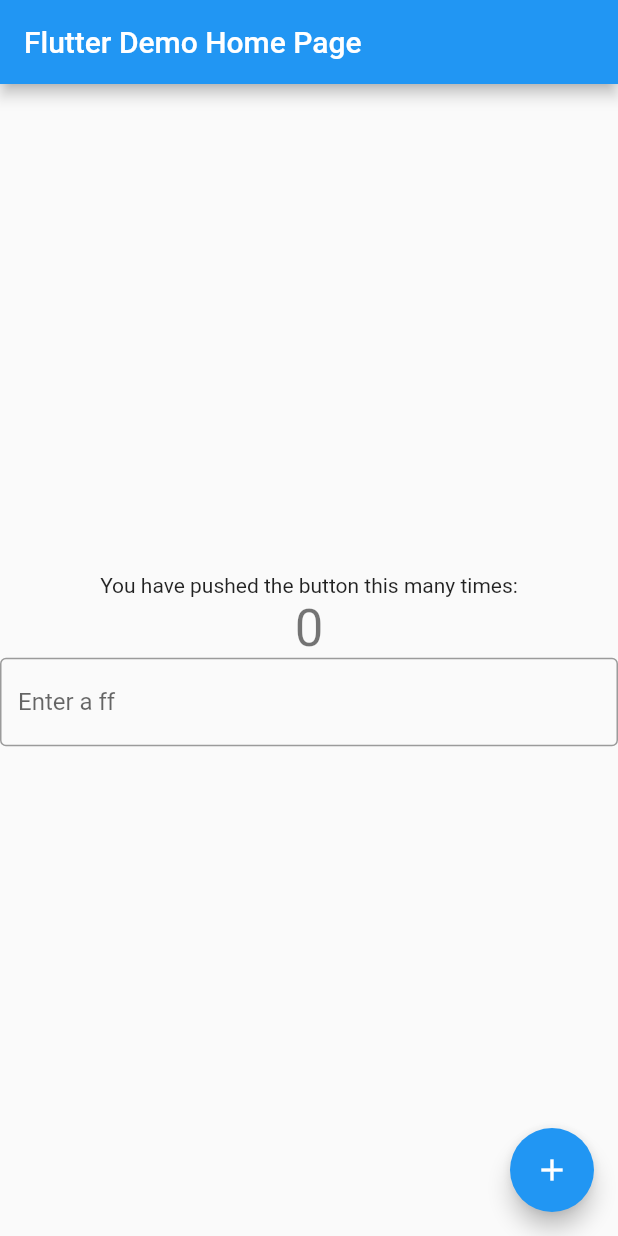
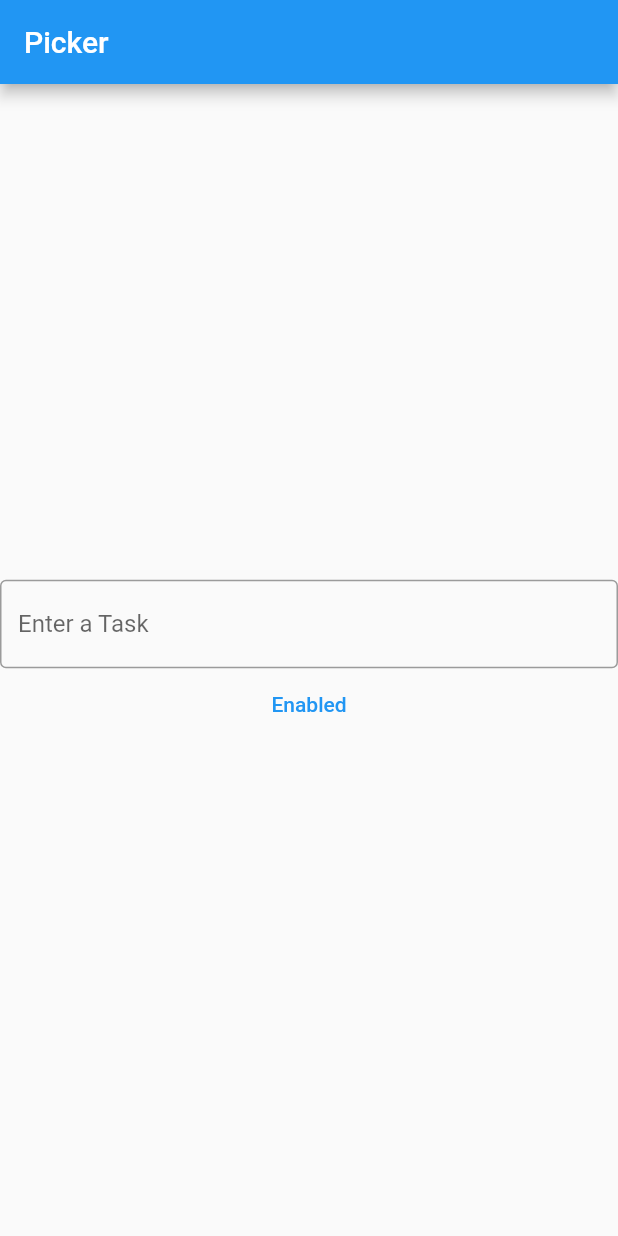
Before and after one commit to spapbp/randomPicker, a Flutter app: the screen it shows after launch, on a phone screen of 412 x 824 dp. Run offline on Flutter 3.47's test engine with Material 2 defaults, Android fonts, the light colour scheme and no system bars.

Commit message:
add button

```diff
--- a/lib/main.dart
+++ b/lib/main.dart
@@ -11,7 +11,7 @@
   @override
   Widget build(BuildContext context) {
     return MaterialApp(
-      title: 'Flutter Demo',
+      title: 'Picker',
       theme: ThemeData(
         // This is the theme of your application.
         //
@@ -24,7 +24,7 @@
         // is not restarted.
         primarySwatch: Colors.blue,
       ),
-      home: const MyHomePage(title: 'Flutter Demo Home Page'),
+      home: const MyHomePage(title: 'Picker'),
     );
   }
 }
@@ -48,19 +48,6 @@
 }
 
 class _MyHomePageState extends State<MyHomePage> {
-  int _counter = 0;
-
-  void _incrementCounter() {
-    setState(() {
-      // This call to setState tells the Flutter framework that something has
-      // changed in this State, which causes it to rerun the build method below
-      // so that the display can reflect the updated values. If we changed
-      // _counter without calling setState(), then the build method would not be
-      // called again, and so nothing would appear to happen.
-      _counter++;
-    });
-  }
-
   @override
   Widget build(BuildContext context) {
     // This method is rerun every time setState is called, for instance as done
@@ -79,43 +66,17 @@
         // Center is a layout widget. It takes a single child and positions it
         // in the middle of the parent.
         child: Column(
-          // Column is also a layout widget. It takes a list of children and
-          // arranges them vertically. By default, it sizes itself to fit its
-          // children horizontally, and tries to be as tall as its parent.
-          //
-          // Invoke "debug painting" (press "p" in the console, choose the
-          // "Toggle Debug Paint" action from the Flutter Inspector in Android
-          // Studio, or the "Toggle Debug Paint" command in Visual Studio Code)
-          // to see the wireframe for each widget.
-          //
-          // Column has various properties to control how it sizes itself and
-          // how it positions its children. Here we use mainAxisAlignment to
-          // center the children vertically; the main axis here is the vertical
-          // axis because Columns are vertical (the cross axis would be
-          // horizontal).
           mainAxisAlignment: MainAxisAlignment.center,
-          children: <Widget>[
-            const Text(
-              'You have pushed the button this many times:',
-            ),
-            Text(
-              '$_counter',
-              style: Theme.of(context).textTheme.headline4,
-            ),
+          children: [
             const TextField(
-              decoration: InputDecoration(
-                border: OutlineInputBorder(),
-                hintText: 'Enter a ff'
-              )
-            )
+                decoration: InputDecoration(
+                    border: OutlineInputBorder(), hintText: 'Enter a Task')),
+            TextButton(onPressed: () {}, child: const Text("Enabled"))
           ],
         ),
       ),
-      floatingActionButton: FloatingActionButton(
-        onPressed: _incrementCounter,
-        tooltip: 'Increment',
-        child: const Icon(Icons.add),
-      ), // This trailing comma makes auto-formatting nicer for build methods.
     );
   }
+
+  void onPressed() {}
 }
```
